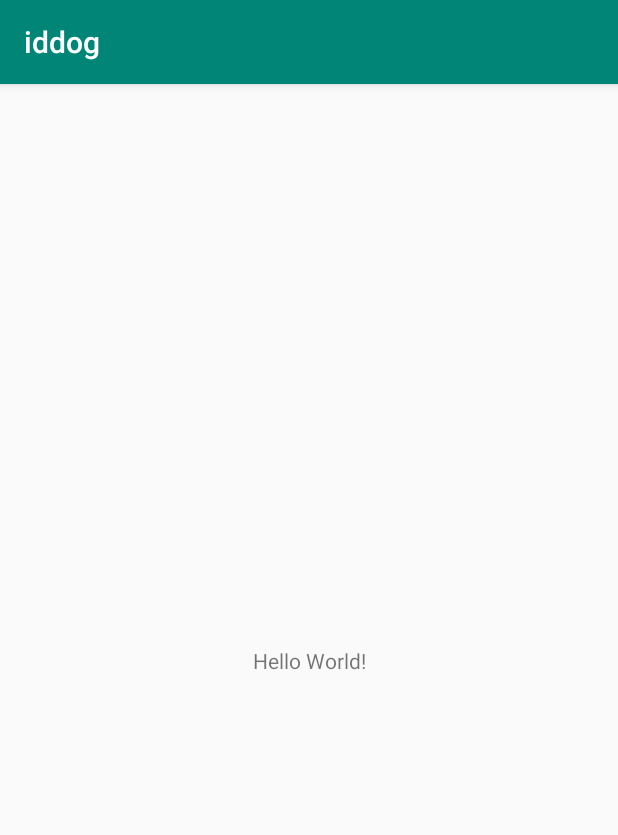
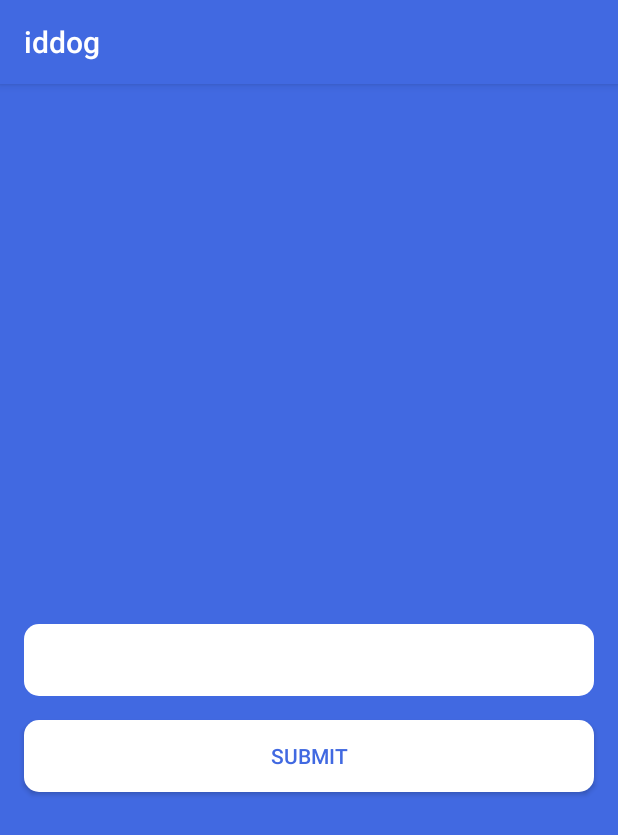
Before and after one commit to renatorosseti/challenge_iddog, an Android app: the screen it shows after launch (MainActivity before the commit, LoginActivity after it), on a phone screen of 412 x 824 dp. Shown: the top 835 px of the screen. Run offline under Robolectric (Android 15) with nearby library versions, the phone set to English and light mode, and no system bars; our stand-ins replace RxJava.

Commit message:
Setup login package.

```diff
--- a/app/build.gradle
+++ b/app/build.gradle
@@ -28,6 +28,7 @@ dependencies {
     implementation 'androidx.appcompat:appcompat:1.0.2'
     implementation 'androidx.core:core-ktx:1.0.2'
     implementation 'androidx.constraintlayout:constraintlayout:1.1.3'
+    implementation 'com.squareup.retrofit2:adapter-rxjava2:2.4.0'
     testImplementation 'junit:junit:4.12'
     androidTestImplementation 'androidx.test.ext:junit:1.1.0'
     androidTestImplementation 'androidx.test.espresso:espresso-core:3.1.1'
--- a/app/src/main/AndroidManifest.xml
+++ b/app/src/main/AndroidManifest.xml
@@ -9,7 +9,8 @@
         android:roundIcon="@mipmap/ic_launcher_round"
         android:supportsRtl="true"
         android:theme="@style/AppTheme">
-        <activity android:name=".MainActivity">
+        <activity android:name=".MainActivity"></activity>
+        <activity android:name=".login.LoginActivity">
             <intent-filter>
                 <action android:name="android.intent.action.MAIN" />
 
--- a/app/src/main/java/com/rosseti/iddog/MainActivity.kt
+++ b/app/src/main/java/com/rosseti/iddog/MainActivity.kt
@@ -9,4 +9,5 @@ class MainActivity : AppCompatActivity() {
         super.onCreate(savedInstanceState)
         setContentView(R.layout.activity_main)
     }
+
 }
--- /dev/null
+++ b/app/src/main/java/com/rosseti/iddog/login/LoginActivity.kt
@@ -0,0 +1,29 @@
+package com.rosseti.iddog.login
+
+import androidx.appcompat.app.AppCompatActivity
+import android.os.Bundle
+import android.util.Log
+import androidx.lifecycle.Observer
+import com.rosseti.iddog.R
+import kotlinx.android.synthetic.main.activity_login.*
+
+class LoginActivity : AppCompatActivity() {
+
+    val viewModel = LoginViewModel(LoginRepository())
+
+    override fun onCreate(savedInstanceState: Bundle?) {
+        super.onCreate(savedInstanceState)
+        setContentView(R.layout.activity_login)
+        viewModel.response.observe(this, Observer {
+            Log.i("MainActivity",  "Status: $it.")
+            submitEmail.text = it.input
+        })
+    }
+
+    override fun onResume() {
+        super.onResume()
+        submitEmail.setOnClickListener {
+            viewModel.checkEmailLogin()
+        }
+    }
+}
--- /dev/null
+++ b/app/src/main/java/com/rosseti/iddog/login/LoginRepository.kt
@@ -0,0 +1,10 @@
+package com.rosseti.iddog.login
+
+import io.reactivex.Single
+
+class LoginRepository {
+
+    fun loadUserEmail(): Single<String> {
+        return Single.just("Verify email on `id`dog server.")
+    }
+}
--- /dev/null
+++ b/app/src/main/java/com/rosseti/iddog/login/LoginViewModel.kt
@@ -0,0 +1,30 @@
+package com.rosseti.iddog.login
+
+import android.util.Log
+import androidx.lifecycle.MutableLiveData
+import androidx.lifecycle.ViewModel
+import io.reactivex.disposables.CompositeDisposable
+
+class LoginViewModel(val repository: LoginRepository): ViewModel() {
+
+    val disposable = CompositeDisposable()
+
+    val response = MutableLiveData<LoginViewState>()
+
+    val TAG = LoginViewModel::class.simpleName
+
+    override fun onCleared() {
+        super.onCleared()
+        disposable.clear()
+    }
+
+    fun checkEmailLogin() {
+        disposable.add(repository.loadUserEmail()
+            .subscribe (
+                { response.value = LoginViewState(it)},
+                { e -> Log.e(TAG,"error:  $e")}
+            )
+        )
+    }
+
+}
--- /dev/null
+++ b/app/src/main/java/com/rosseti/iddog/login/LoginViewState.kt
@@ -0,0 +1,5 @@
+package com.rosseti.iddog.login
+
+data class LoginViewState (
+    var input: String
+)
--- /dev/null
+++ b/app/src/main/res/drawable/rounded_shape.xml
@@ -0,0 +1,5 @@
+<?xml version="1.0" encoding="utf-8"?>
+<shape xmlns:android="http://schemas.android.com/apk/res/android" android:shape="rectangle">
+    <solid android:color="@android:color/white" />
+    <corners android:radius="10dp" />
+</shape>
--- /dev/null
+++ b/app/src/main/res/layout/activity_login.xml
@@ -0,0 +1,56 @@
+<?xml version="1.0" encoding="utf-8"?>
+<androidx.constraintlayout.widget.ConstraintLayout xmlns:android="http://schemas.android.com/apk/res/android"
+    xmlns:app="http://schemas.android.com/apk/res-auto"
+    xmlns:tools="http://schemas.android.com/tools"
+    android:layout_width="match_parent"
+    android:layout_height="match_parent"
+    android:background="@color/colorPrimary"
+    tools:context=".login.LoginActivity">
+
+    <EditText
+        android:id="@+id/emailEditText"
+        android:layout_width="match_parent"
+        android:layout_height="48dp"
+        android:layout_marginStart="16dp"
+        android:layout_marginLeft="16dp"
+        android:layout_marginEnd="16dp"
+        android:layout_marginRight="16dp"
+        android:background="@drawable/rounded_shape"
+        android:inputType="textEmailAddress"
+        android:paddingLeft="16dp"
+        android:paddingRight="16dp"
+        app:layout_constraintBottom_toBottomOf="parent"
+        app:layout_constraintEnd_toEndOf="parent"
+        app:layout_constraintStart_toStartOf="parent"
+        app:layout_constraintTop_toTopOf="parent" />
+
+    <Button
+        android:id="@+id/submitEmail"
+        android:layout_width="match_parent"
+        android:layout_height="wrap_content"
+        android:layout_marginStart="16dp"
+        android:layout_marginLeft="16dp"
+        android:layout_marginTop="16dp"
+        android:layout_marginEnd="16dp"
+        android:layout_marginRight="16dp"
+        android:background="@drawable/rounded_shape"
+        android:text="Submit"
+        android:textColor="@color/colorPrimary"
+        app:layout_constraintEnd_toEndOf="parent"
+        app:layout_constraintStart_toStartOf="parent"
+        app:layout_constraintTop_toBottomOf="@+id/emailEditText" />
+
+    <androidx.constraintlayout.widget.Barrier
+        android:id="@+id/barrier"
+        android:layout_width="wrap_content"
+        android:layout_height="wrap_content"
+        app:barrierDirection="left" />
+
+    <androidx.constraintlayout.widget.Guideline
+        android:id="@+id/guideline"
+        android:layout_width="wrap_content"
+        android:layout_height="wrap_content"
+        android:orientation="vertical"
+        app:layout_constraintGuide_begin="20dp" />
+
+</androidx.constraintlayout.widget.ConstraintLayout>
--- a/app/src/main/res/values/colors.xml
+++ b/app/src/main/res/values/colors.xml
@@ -1,6 +1,6 @@
 <?xml version="1.0" encoding="utf-8"?>
 <resources>
-    <color name="colorPrimary">#008577</color>
-    <color name="colorPrimaryDark">#00574B</color>
-    <color name="colorAccent">#D81B60</color>
+    <color name="colorPrimary">#4169E1</color>
+    <color name="colorPrimaryDark">#0000FF</color>
+    <color name="colorAccent">#87CEFA</color>
 </resources>
```
Also changed, not shown: 2 other files.
